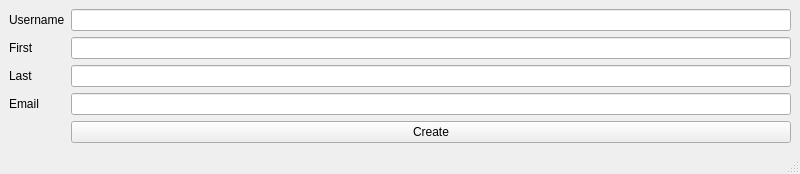
Qt form src/jukeboxcore/gui/widgets/guerilla/usercreator.ui (JukeboxPipeline/jukebox-core) before a commit.
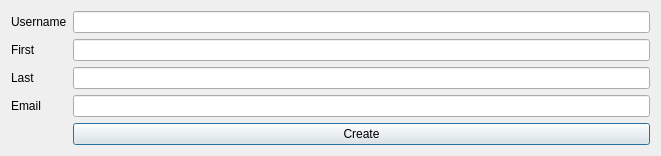
The same form after that commit.

Commit message: Chang the guerilla secondary windows to dialogs and implement create project

The edit to the form file:
```diff
--- a/src/jukeboxcore/gui/widgets/guerilla/usercreator.ui
+++ b/src/jukeboxcore/gui/widgets/guerilla/usercreator.ui
@@ -1,44 +1,19 @@
 <?xml version="1.0" encoding="UTF-8"?>
 <ui version="4.0">
- <class>usercreator_mwin</class>
- <widget class="QMainWindow" name="usercreator_mwin">
+ <class>usercreator_dialog</class>
+ <widget class="QDialog" name="usercreator_dialog">
   <property name="geometry">
    <rect>
     <x>0</x>
     <y>0</y>
-    <width>800</width>
-    <height>165</height>
+    <width>661</width>
+    <height>145</height>
    </rect>
   </property>
   <property name="windowTitle">
    <string>Create User</string>
   </property>
-  <widget class="QWidget" name="central_widget">
-   <layout class="QGridLayout" name="central_grid">
-    <item row="3" column="0">
-     <widget class="QLabel" name="email_lb">
-      <property name="text">
-       <string>Email</string>
-      </property>
-     </widget>
-    </item>
-    <item row="2" column="0">
-     <widget class="QLabel" name="last_lb">
-      <property name="text">
-       <string>Last</string>
-      </property>
-     </widget>
-    </item>
-    <item row="4" column="1">
-     <widget class="QPushButton" name="create_pb">
-      <property name="text">
-       <string>Create</string>
-      </property>
-     </widget>
-    </item>
-    <item row="0" column="1">
-     <widget class="QLineEdit" name="username_le"/>
-    </item>
+  <layout class="QGridLayout" name="gridLayout">
     <item row="0" column="0">
      <widget class="QLabel" name="username_lb">
       <property name="text">
@@ -46,6 +21,9 @@
       </property>
      </widget>
     </item>
+   <item row="0" column="1">
+    <widget class="QLineEdit" name="username_le"/>
+   </item>
     <item row="1" column="0">
      <widget class="QLabel" name="first_lb">
       <property name="text">
@@ -56,16 +34,35 @@
     <item row="1" column="1">
      <widget class="QLineEdit" name="first_le"/>
     </item>
+   <item row="2" column="0">
+    <widget class="QLabel" name="last_lb">
+     <property name="text">
+      <string>Last</string>
+     </property>
+    </widget>
+   </item>
     <item row="2" column="1">
      <widget class="QLineEdit" name="last_le"/>
     </item>
+   <item row="3" column="0">
+    <widget class="QLabel" name="email_lb">
+     <property name="text">
+      <string>Email</string>
+     </property>
+    </widget>
+   </item>
     <item row="3" column="1">
      <widget class="QLineEdit" name="email_le"/>
     </item>
-   </layout>
-  </widget>
-  <widget class="QStatusBar" name="statusbar"/>
- </widget>
+   <item row="4" column="1">
+    <widget class="QPushButton" name="create_pb">
+     <property name="text">
+      <string>Create</string>
+     </property>
+    </widget>
+   </item>
+  </layout>
+ </widget>
  <resources/>
  <connections>
   <connection>
```
Left out of the diff: 19 changed lines with no effect on the pictures. Lines whose indentation alone changed are shown as unchanged. The commit also changes 26 other files.
